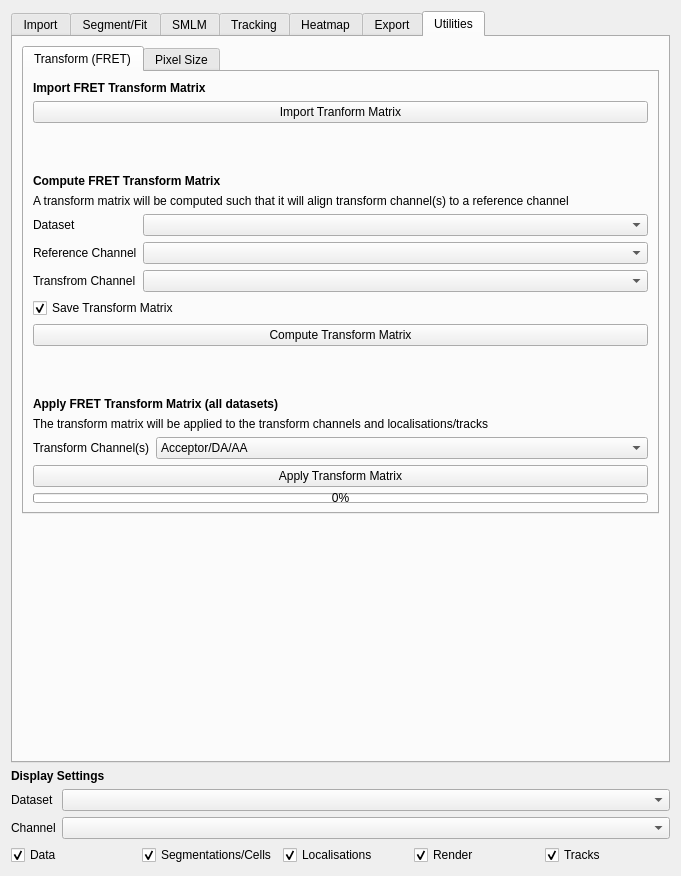
Old version of the form src/moltrack/GUI/widget_ui.ui in the repository piedrro/napari-moltrack.
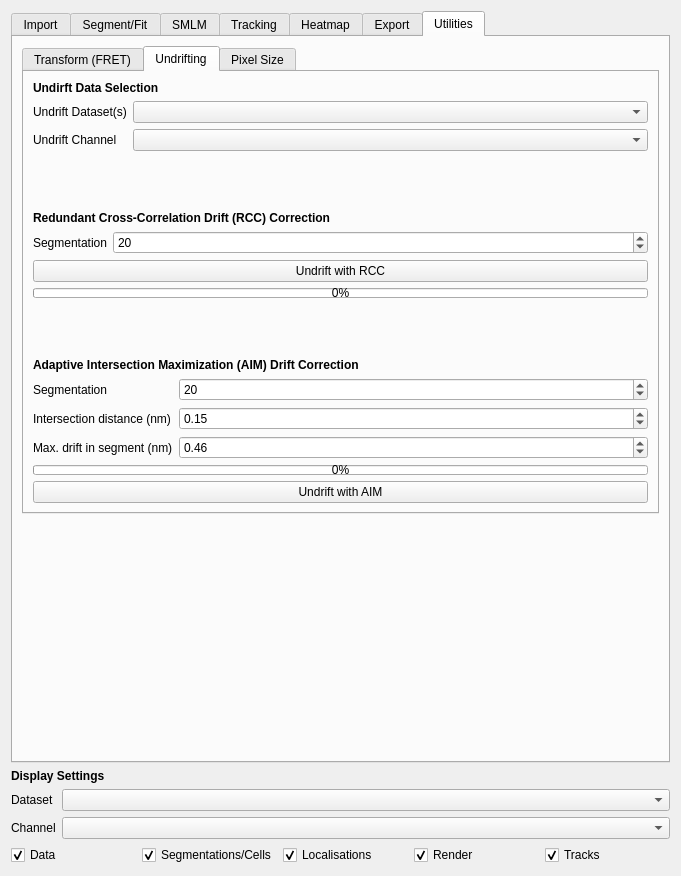
New version of the form. The open tabs and pages were chosen to show the change.

```diff
--- a/src/moltrack/GUI/widget_ui.ui
+++ b/src/moltrack/GUI/widget_ui.ui
@@ -5101,6 +5101,227 @@
            </item>
           </layout>
          </widget>
+         <widget class="QWidget" name="tab_38">
+          <attribute name="title">
+           <string>Undrifting</string>
+          </attribute>
+          <layout class="QVBoxLayout" name="verticalLayout_40">
+           <item>
+            <widget class="QLabel" name="label_174">
+             <property name="font">
+              <font>
+               <weight>75</weight>
+               <bold>true</bold>
+              </font>
+             </property>
+             <property name="text">
+              <string>Undirft Data Selection</string>
+             </property>
+            </widget>
+           </item>
+           <item>
+            <layout class="QFormLayout" name="formLayout_45">
+             <item row="0" column="0">
+              <widget class="QLabel" name="label_172">
+               <property name="text">
+                <string>Undrift Dataset(s)</string>
+               </property>
+              </widget>
+             </item>
+             <item row="0" column="1">
+              <widget class="QComboBox" name="undrift_dataset"/>
+             </item>
+             <item row="1" column="0">
+              <widget class="QLabel" name="label_173">
+               <property name="text">
+                <string>Undrift Channel</string>
+               </property>
+              </widget>
+             </item>
+             <item row="1" column="1">
+              <widget class="QComboBox" name="undrift_channel"/>
+             </item>
+            </layout>
+           </item>
+           <item>
+            <spacer name="verticalSpacer_39">
+             <property name="orientation">
+              <enum>Qt::Vertical</enum>
+             </property>
+             <property name="sizeHint" stdset="0">
+              <size>
+               <width>453</width>
+               <height>52</height>
+              </size>
+             </property>
+            </spacer>
+           </item>
+           <item>
+            <widget class="QLabel" name="label_168">
+             <property name="font">
+              <font>
+               <weight>75</weight>
+               <bold>true</bold>
+              </font>
+             </property>
+             <property name="text">
+              <string>Redundant Cross-Correlation Drift (RCC) Correction</string>
+             </property>
+            </widget>
+           </item>
+           <item>
+            <layout class="QFormLayout" name="formLayout_43">
+             <item row="0" column="0">
+              <widget class="QLabel" name="label_167">
+               <property name="text">
+                <string>Segmentation</string>
+               </property>
+              </widget>
+             </item>
+             <item row="0" column="1">
+              <widget class="QSpinBox" name="undrift_segmentation">
+               <property name="minimum">
+                <number>1</number>
+               </property>
+               <property name="maximum">
+                <number>1000</number>
+               </property>
+               <property name="value">
+                <number>20</number>
+               </property>
+              </widget>
+             </item>
+            </layout>
+           </item>
+           <item>
+            <widget class="QPushButton" name="picasso_undrift">
+             <property name="text">
+              <string>Undrift with RCC</string>
+             </property>
+            </widget>
+           </item>
+           <item>
+            <widget class="QProgressBar" name="undrift_progressbar">
+             <property name="maximumSize">
+              <size>
+               <width>16777215</width>
+               <height>10</height>
+              </size>
+             </property>
+             <property name="value">
+              <number>0</number>
+             </property>
+            </widget>
+           </item>
+           <item>
+            <spacer name="verticalSpacer_40">
+             <property name="orientation">
+              <enum>Qt::Vertical</enum>
+             </property>
+             <property name="sizeHint" stdset="0">
+              <size>
+               <width>453</width>
+               <height>51</height>
+              </size>
+             </property>
+            </spacer>
+           </item>
+           <item>
+            <widget class="QLabel" name="label_175">
+             <property name="font">
+              <font>
+               <weight>75</weight>
+               <bold>true</bold>
+              </font>
+             </property>
+             <property name="text">
+              <string>Adaptive Intersection Maximization (AIM) Drift Correction</string>
+             </property>
+            </widget>
+           </item>
+           <item>
+            <layout class="QFormLayout" name="formLayout_44">
+             <item row="0" column="0">
+              <widget class="QLabel" name="label_169">
+               <property name="text">
+                <string>Segmentation</string>
+               </property>
+              </widget>
+             </item>
+             <item row="0" column="1">
+              <widget class="QSpinBox" name="aim_segmentation">
+               <property name="minimum">
+                <number>1</number>
+               </property>
+               <property name="maximum">
+                <number>1000</number>
+               </property>
+               <property name="value">
+                <number>20</number>
+               </property>
+              </widget>
+             </item>
+             <item row="1" column="0">
+              <widget class="QLabel" name="label_170">
+               <property name="text">
+                <string>Intersection distance (nm)</string>
+               </property>
+              </widget>
+             </item>
+             <item row="1" column="1">
+              <widget class="QDoubleSpinBox" name="aim_intersect_d">
+               <property name="decimals">
+                <number>2</number>
+               </property>
+               <property name="singleStep">
+                <double>0.010000000000000</double>
+               </property>
+               <property name="value">
+                <double>0.150000000000000</double>
+               </property>
+              </widget>
+             </item>
+             <item row="2" column="0">
+              <widget class="QLabel" name="label_171">
+               <property name="text">
+                <string>Max. drift in segment (nm)</string>
+               </property>
+              </widget>
+             </item>
+             <item row="2" column="1">
+              <widget class="QDoubleSpinBox" name="aim_roi_r">
+               <property name="singleStep">
+                <double>0.010000000000000</double>
+               </property>
+               <property name="value">
+                <double>0.460000000000000</double>
+               </property>
+              </widget>
+             </item>
+            </layout>
+           </item>
+           <item>
+            <widget class="QProgressBar" name="aim_progressbar">
+             <property name="maximumSize">
+              <size>
+               <width>16777215</width>
+               <height>10</height>
+              </size>
+             </property>
+             <property name="value">
+              <number>0</number>
+             </property>
+            </widget>
+           </item>
+           <item>
+            <widget class="QPushButton" name="aim_undrift">
+             <property name="text">
+              <string>Undrift with AIM</string>
+             </property>
+            </widget>
+           </item>
+          </layout>
+         </widget>
          <widget class="QWidget" name="tab_36">
           <attribute name="title">
            <string>Pixel Size</string>
```
